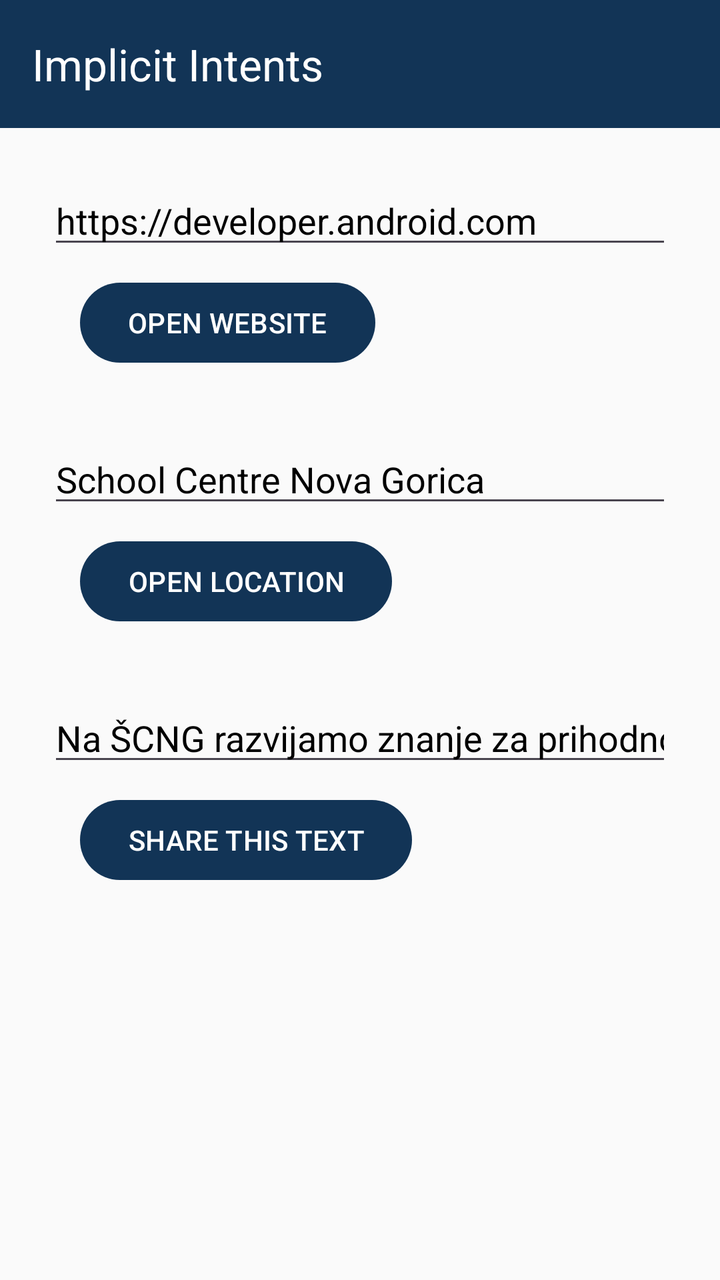
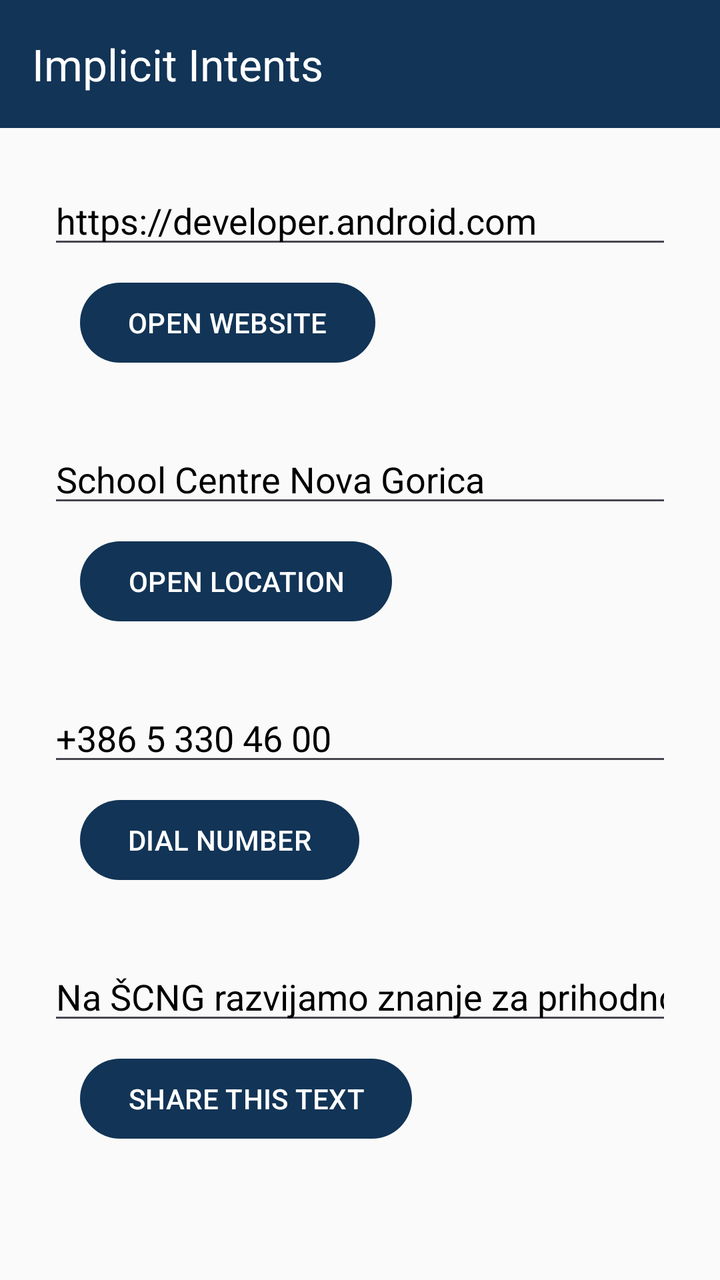

Before-and-after screenshots of an Android layout around one commit, followed by the original layout XML and the change that was made.
<!-- AndroidManifest.xml: application theme Theme.ImplicitIntents -->
<!-- res/layout/activity_main.xml -->
<?xml version="1.0" encoding="utf-8"?>
<LinearLayout xmlns:android="http://schemas.android.com/apk/res/android"
    xmlns:app="http://schemas.android.com/apk/res-auto"
    xmlns:tools="http://schemas.android.com/tools"
    android:id="@+id/main"
    android:layout_width="match_parent"
    android:layout_height="match_parent"
    android:background="@color/background"
    android:orientation="vertical"
    tools:context=".MainActivity">

    <com.google.android.material.appbar.MaterialToolbar
        android:id="@+id/toolbar"
        android:layout_width="match_parent"
        android:layout_height="wrap_content"
        android:background="@color/button_blue"
        android:minHeight="?attr/actionBarSize"
        app:title="@string/app_name"
        app:titleTextColor="@color/white" />

    <ScrollView
        android:layout_width="match_parent"
        android:layout_height="match_parent">

        <LinearLayout
            android:layout_width="match_parent"
            android:layout_height="wrap_content"
            android:orientation="vertical"
            android:padding="24dp">

            
            <EditText
                android:id="@+id/website_edittext"
                android:layout_width="match_parent"
                android:layout_height="wrap_content"
                android:layout_marginBottom="8dp"
                android:autofillHints=""
                android:hint="@string/edittext_uri"
                android:inputType="textUri"
                android:text="@string/edittext_uri"
                android:textColor="@color/text_black"
                android:textSize="18sp" />

            <com.google.android.material.button.MaterialButton
                android:id="@+id/open_website_button"
                android:layout_width="wrap_content"
                android:layout_height="wrap_content"
                android:layout_marginStart="16dp"
                android:layout_marginBottom="32dp"
                android:onClick="openWebsite"
                android:text="@string/button_uri"
                android:textColor="@color/white"
                app:backgroundTint="@color/button_blue"
                app:cornerRadius="24dp" />

            
            <EditText
                android:id="@+id/location_edittext"
                android:layout_width="match_parent"
                android:layout_height="wrap_content"
                android:layout_marginBottom="8dp"
                android:autofillHints=""
                android:hint="@string/edittext_location"
                android:inputType="text"
                android:text="@string/edittext_location"
                android:textColor="@color/text_black"
                android:textSize="18sp" />

            <com.google.android.material.button.MaterialButton
                android:id="@+id/open_location_button"
                android:layout_width="wrap_content"
                android:layout_height="wrap_content"
                android:layout_marginStart="16dp"
                android:layout_marginBottom="32dp"
                android:onClick="openLocation"
                android:text="@string/button_location"
                android:textColor="@color/white"
                app:backgroundTint="@color/button_blue"
                app:cornerRadius="24dp" />

            
            <EditText
                android:id="@+id/share_edittext"
                android:layout_width="match_parent"
                android:layout_height="wrap_content"
                android:layout_marginBottom="8dp"
                android:autofillHints=""
                android:hint="@string/edittext_share"
                android:inputType="text"
                android:text="@string/edittext_share"
                android:textColor="@color/text_black"
                android:textSize="18sp" />

            <com.google.android.material.button.MaterialButton
                android:id="@+id/share_text_button"
                android:layout_width="wrap_content"
                android:layout_height="wrap_content"
                android:layout_marginStart="16dp"
                android:onClick="shareText"
                android:text="@string/button_share"
                android:textColor="@color/white"
                app:backgroundTint="@color/button_blue"
                app:cornerRadius="24dp" />

        </LinearLayout>
    </ScrollView>

</LinearLayout>
<!-- resources referenced by this layout -->
<resources>
  <color name="background">#FAFAFA</color>
  <color name="button_blue">#123456</color>
  <color name="text_black">#000000</color>
  <color name="white">#FFFFFFFF</color>
  <string name="app_name">Implicit Intents</string>
  <string name="button_location">OPEN LOCATION</string>
  <string name="button_share">SHARE THIS TEXT</string>
  <string name="button_uri">OPEN WEBSITE</string>
  <string name="edittext_location">School Centre Nova Gorica</string>
  <string name="edittext_share">Na ŠCNG razvijamo znanje za prihodnost.</string>
  <string name="edittext_uri">https://developer.android.com</string>
  <style name="Theme.ImplicitIntents" parent="Base.Theme.ImplicitIntents" />
  <style name="Base.Theme.ImplicitIntents" parent="Theme.Material3.DayNight.NoActionBar">
          
          <item name="colorPrimary">@color/button_blue</item>
          <item name="android:windowBackground">@color/background</item>
      </style>
</resources>

<!-- the commit's change to res/layout/activity_main.xml (unified diff, before → after) -->
@@ -80,6 +80,31 @@
 
             
             <EditText
+                android:id="@+id/phone_edittext"
+                android:layout_width="match_parent"
+                android:layout_height="wrap_content"
+                android:layout_marginBottom="8dp"
+                android:autofillHints=""
+                android:hint="@string/edittext_phone"
+                android:inputType="phone"
+                android:text="@string/edittext_phone"
+                android:textColor="@color/text_black"
+                android:textSize="18sp" />
+
+            <com.google.android.material.button.MaterialButton
+                android:id="@+id/dial_button"
+                android:layout_width="wrap_content"
+                android:layout_height="wrap_content"
+                android:layout_marginStart="16dp"
+                android:layout_marginBottom="32dp"
+                android:onClick="dialNumber"
+                android:text="@string/button_dial"
+                android:textColor="@color/white"
+                app:backgroundTint="@color/button_blue"
+                app:cornerRadius="24dp" />
+
+            
+            <EditText
                 android:id="@+id/share_edittext"
                 android:layout_width="match_parent"
                 android:layout_height="wrap_content"
<!-- resource entries referenced after the edit -->
@@ -5,10 +5,12 @@
   <color name="text_black">#000000</color>
   <color name="white">#FFFFFFFF</color>
   <string name="app_name">Implicit Intents</string>
+  <string name="button_dial">DIAL NUMBER</string>
   <string name="button_location">OPEN LOCATION</string>
   <string name="button_share">SHARE THIS TEXT</string>
   <string name="button_uri">OPEN WEBSITE</string>
   <string name="edittext_location">School Centre Nova Gorica</string>
+  <string name="edittext_phone">+386 5 330 46 00</string>
   <string name="edittext_share">Na ŠCNG razvijamo znanje za prihodnost.</string>
   <string name="edittext_uri">https://developer.android.com</string>
   <style name="Theme.ImplicitIntents" parent="Base.Theme.ImplicitIntents" />
